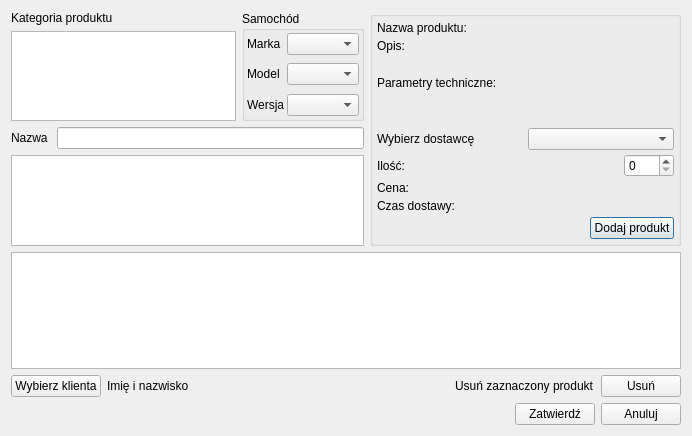
First picture: the form in edycja_zamowienia.ui, repository igrek51/psbd_moto_sklep, before the edit.
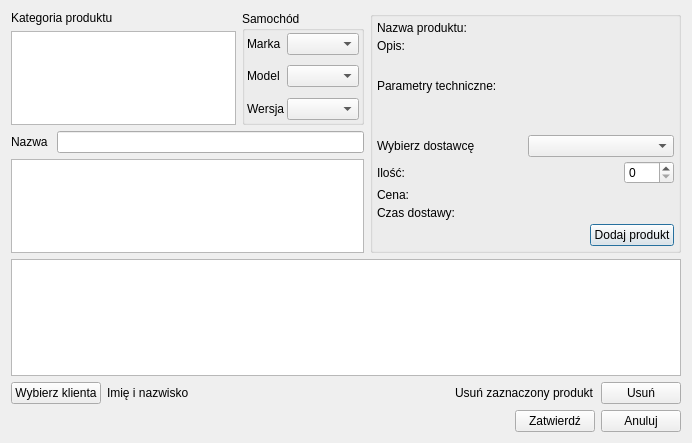
Second picture: the form after the edit.

```diff
--- a/edycja_zamowienia.ui
+++ b/edycja_zamowienia.ui
@@ -7,7 +7,7 @@
     <x>0</x>
     <y>0</y>
     <width>692</width>
-    <height>436</height>
+    <height>443</height>
    </rect>
   </property>
   <property name="windowTitle">
```
Left out of the diff: 3 changed lines with no effect on the pictures.
